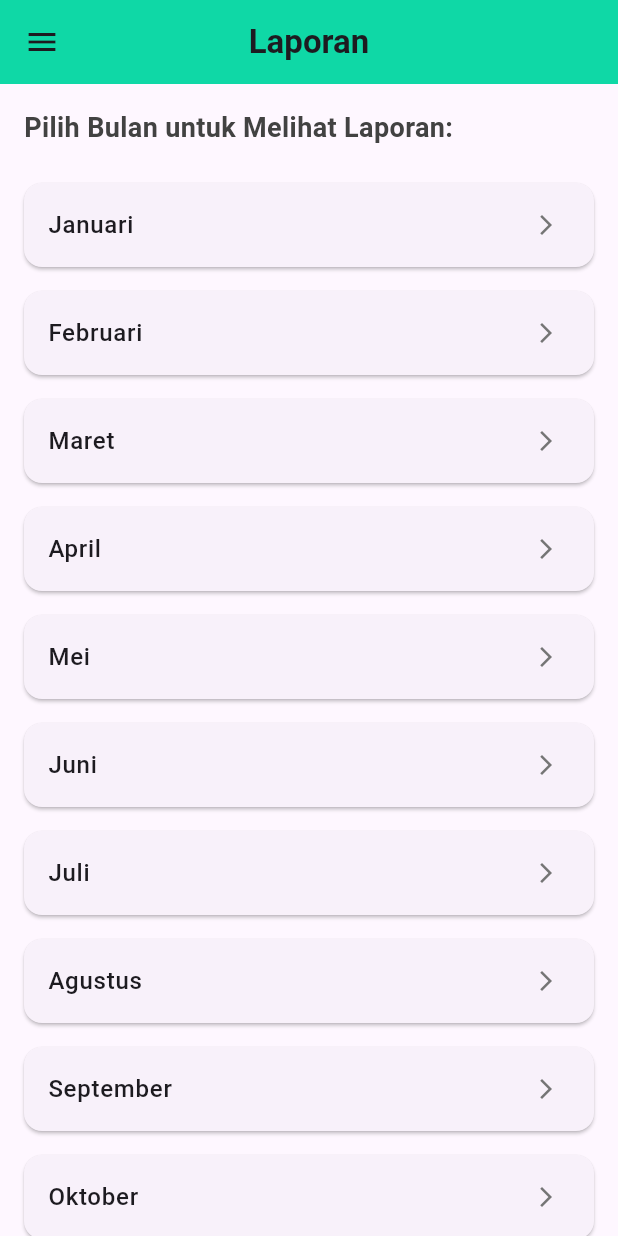
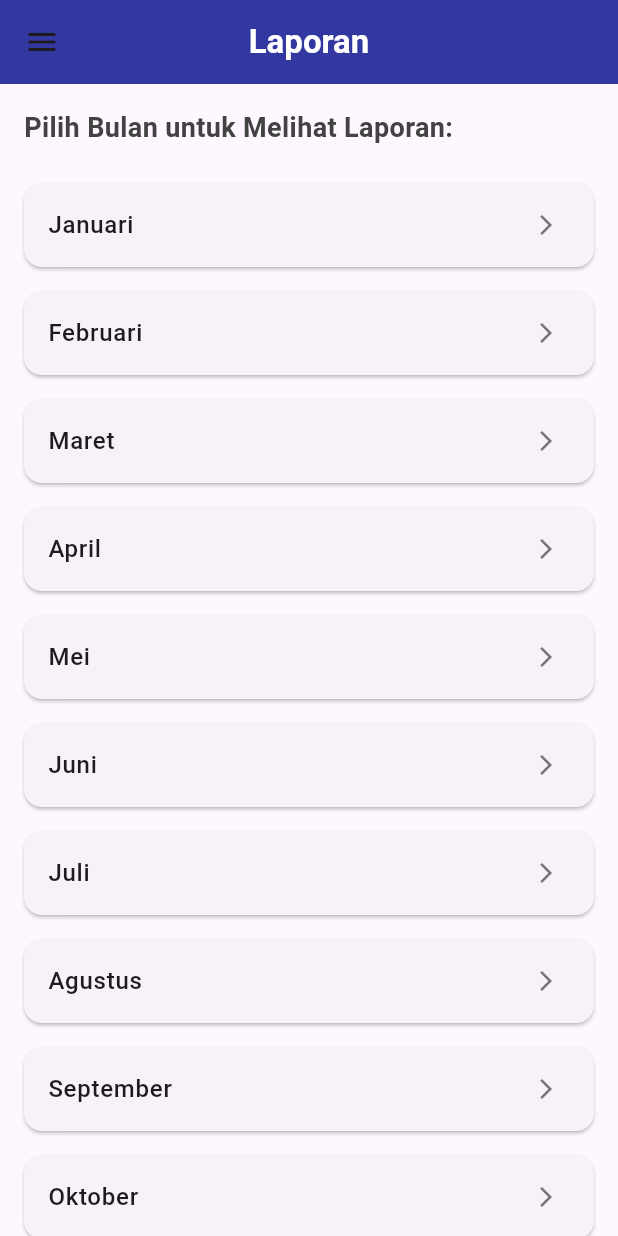
Before and after one commit to HanaDulSet-123/aplikasiAbsen, a Flutter app: the LaporanScreen screen opened directly, on a phone screen of 412 x 824 dp. Run offline on Flutter 3.47's test engine with Material 3 defaults, Android fonts, the phone set to English and light mode, and no system bars; our stand-ins replace fl_chart, shared_preferences, sqflite; accounts and stored records are empty; Roboto replaces fonts that are missing (Gilroy_Regular).

Commit message:
Update laporan_screen.dart

```diff
--- a/lib/views/laporan_screen.dart
+++ b/lib/views/laporan_screen.dart
@@ -1,8 +1,8 @@
-import 'package:flutter/material.dart';
 import 'package:apk_absen/dashboard/drawer.dart';
 import 'package:apk_absen/models/kehadiran.dart';
+import 'package:apk_absen/preference/login.dart';
 import 'package:apk_absen/sqflite/db_helper.dart';
-import 'package:apk_absen/preference/login.dart';
+import 'package:flutter/material.dart';
 
 class LaporanScreen extends StatefulWidget {
   const LaporanScreen({super.key});
@@ -33,12 +33,9 @@ class _LaporanScreenState extends State<LaporanScreen> {
       appBar: AppBar(
         title: const Text(
           "Laporan",
-          style: TextStyle(
-            fontFamily: "Gilroy_Regular",
-            fontWeight: FontWeight.bold,
-          ),
+          style: TextStyle(fontWeight: FontWeight.bold, color: Colors.white),
         ),
-        backgroundColor: const Color.fromARGB(255, 15, 216, 166),
+        backgroundColor: const Color(0xFF3338A0),
         centerTitle: true,
       ),
       drawer: const DrawerMenu(),
@@ -61,7 +58,7 @@ class _LaporanScreenState extends State<LaporanScreen> {
             String bulanParam = (index + 1).toString().padLeft(2, "0");
 
             return _BulanListItem(bulan: namaBulan, bulanParam: bulanParam);
-          }).toList(),
+          }),
         ],
       ),
     );
@@ -177,9 +174,9 @@ class _DetailLaporanPageState extends State<DetailLaporanPage> {
       appBar: AppBar(
         title: Text(
           "Laporan ${widget.bulan}",
-          style: TextStyle(fontWeight: FontWeight.bold),
+          style: TextStyle(fontWeight: FontWeight.bold, color: Colors.white),
         ),
-        backgroundColor: const Color.fromARGB(255, 15, 216, 166),
+        backgroundColor: const Color(0xFF3338A0),
         centerTitle: true,
       ),
       body: isLoading
@@ -190,7 +187,7 @@ class _DetailLaporanPageState extends State<DetailLaporanPage> {
                 Padding(
                   padding: const EdgeInsets.all(10),
                   child: Card(
-                    color: Colors.greenAccent,
+                    color: const Color.fromARGB(255, 105, 220, 240),
                     child: SizedBox(
                       height: 200,
                       width: 400,
@@ -214,7 +211,6 @@ class _DetailLaporanPageState extends State<DetailLaporanPage> {
                     ),
                   ),
                 ),
-
               ],
             ),
     );
```
